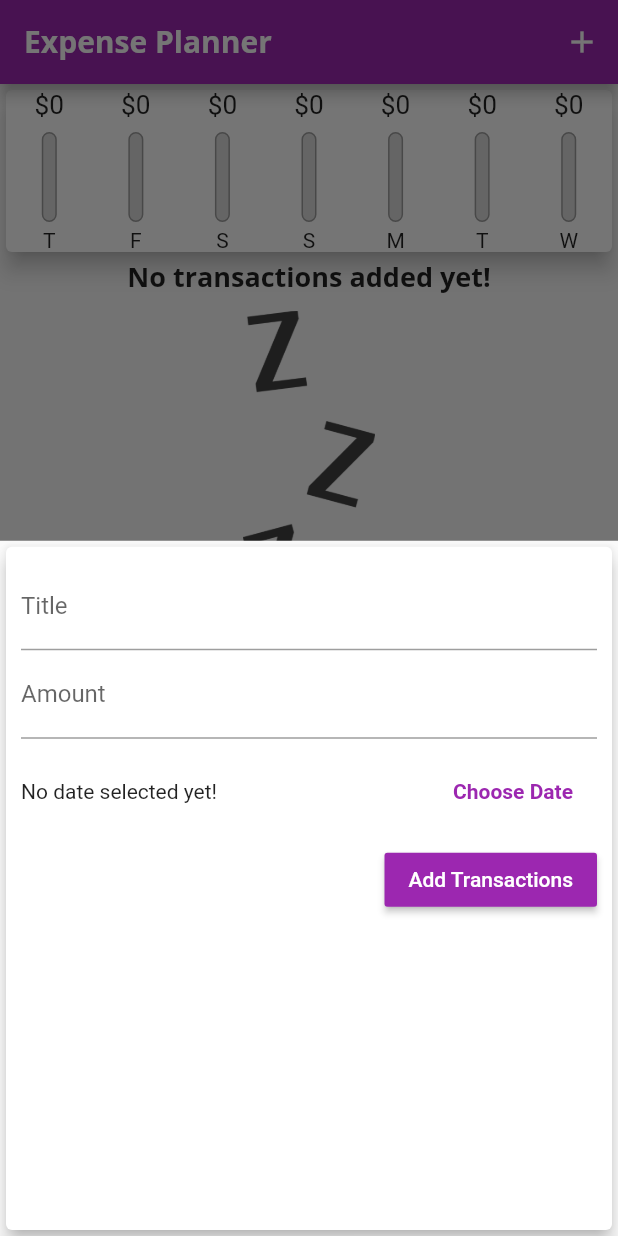
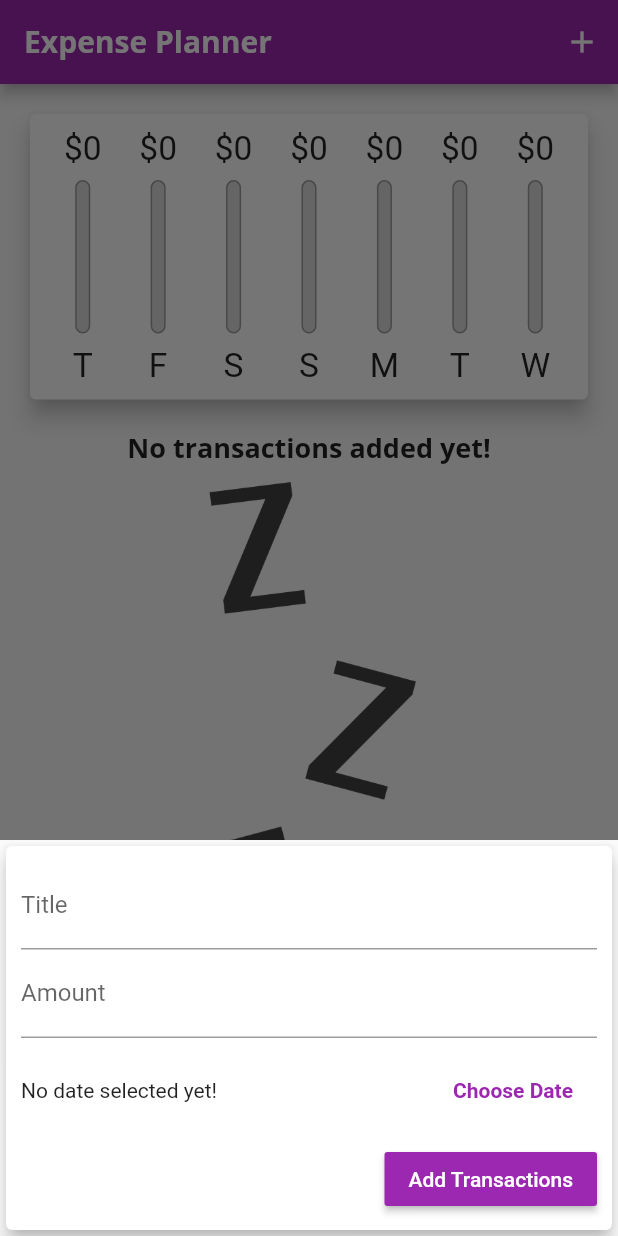
Before and after one commit to ombopak/expense_planner_udemy, a Flutter app: the screen it shows after launch, after a tap on the "add" icon, on a phone screen of 412 x 824 dp. Run offline on Flutter 3.47's test engine with Material 2 defaults, Android fonts, the phone set to English and light mode, and no system bars.

Commit message:
finish
add cupertino

```diff
--- a/lib/main.dart
+++ b/lib/main.dart
@@ -1,16 +1,36 @@
-import 'package:expense_planner_udemy/widgets/chart.dart';
-import 'package:expense_planner_udemy/widgets/transaction_list.dart';
+import 'dart:io';
+
+import 'package:flutter/cupertino.dart';
 import 'package:flutter/material.dart';
+import 'package:flutter/services.dart';
 
 import './models/transaction.dart';
 import './widgets/new_transaction.dart';
+import './widgets/chart.dart';
+import './widgets/transaction_list.dart';
 
-void main() => runApp(MyApp());
+void main() {
+  // WidgetsFlutterBinding();
+  // SystemChrome.setPreferredOrientations([
+  //   DeviceOrientation.portraitUp,
+  //   DeviceOrientation.portraitDown,
+  // ]); Lazy responsive solution
+  runApp(MyApp());
+}
 
 class MyApp extends StatelessWidget {
   @override
   Widget build(BuildContext context) {
-    return MaterialApp(
+    return Platform.isIOS
+        ? CupertinoApp(
+            home: MyHomePage(),
+            title: 'Expense Planner',
+            theme: CupertinoThemeData(
+              primaryColor: Colors.purple,
+              primaryContrastingColor: Colors.white,
+            ),
+          )
+        : MaterialApp(
             title: 'Expense Planner',
             theme: ThemeData(
               primarySwatch: Colors.purple,
@@ -57,6 +77,8 @@ class _MyHomePageState extends State<MyHomePage> {
     // ),
   ];
 
+  bool _showChart = false;
+
   List<Transaction> get _recentTransactions {
     return _userTransactions.where((tx) {
       return tx.date.isAfter(
@@ -97,24 +119,87 @@ class _MyHomePageState extends State<MyHomePage> {
 
   @override
   Widget build(BuildContext context) {
-    return Scaffold(
-      appBar: AppBar(
+    final mediaQuery = MediaQuery.of(context);
+
+    final PreferredSizeWidget appBar = Platform.isIOS
+        ? CupertinoNavigationBar(
+            middle: Text('Expense Planner'),
+            trailing: Row(mainAxisSize: MainAxisSize.min, children: [
+              GestureDetector(
+                child: Icon(CupertinoIcons.add),
+                onTap: () => _startAddNewTransaction(context),
+              ),
+            ]),
+          )
+        : AppBar(
             title: Text('Expense Planner'),
             actions: [
               IconButton(
                   onPressed: () => _startAddNewTransaction(context),
                   icon: Icon(Icons.add)),
             ],
-      ),
-      body: Column(
-        crossAxisAlignment: CrossAxisAlignment.start,
+          ) as PreferredSizeWidget;
+
+    final isLandscape = mediaQuery.orientation == Orientation.landscape;
+    final txList = Container(
+        height: (mediaQuery.size.height -
+                appBar.preferredSize.height -
+                mediaQuery.padding.top) *
+            0.7,
+        child: TransactionList(_userTransactions, _deleteTransaction));
+    final chart = Container(
+        height: (mediaQuery.size.height -
+                appBar.preferredSize.height -
+                mediaQuery.padding.top) *
+            0.3,
+        child: Chart(_recentTransactions));
+
+    final pageBody = SafeArea(
+        child: Column(
+      crossAxisAlignment: CrossAxisAlignment.stretch,
       children: [
-          Chart(_recentTransactions),
-          TransactionList(_userTransactions, _deleteTransaction),
+        if (isLandscape)
+          Row(
+            mainAxisAlignment: MainAxisAlignment.center,
+            children: [
+              Text('Show Chart'),
+              Switch.adaptive(
+                  activeColor: Theme.of(context).accentColor,
+                  value: _showChart,
+                  onChanged: (val) {
+                    return setState(() {
+                      _showChart = val;
+                    });
+                  }),
             ],
           ),
-      floatingActionButtonLocation: FloatingActionButtonLocation.centerFloat,
-      floatingActionButton: FloatingActionButton(
+        if (!isLandscape) chart,
+        if (!isLandscape) txList,
+        if (isLandscape)
+          _showChart
+              ? Container(
+                  height: (mediaQuery.size.height -
+                          appBar.preferredSize.height -
+                          mediaQuery.padding.top) *
+                      0.6,
+                  child: Chart(_recentTransactions))
+              : txList
+      ],
+    ));
+
+    return Platform.isIOS
+        ? CupertinoPageScaffold(
+            child: pageBody,
+            navigationBar: appBar as ObstructingPreferredSizeWidget,
+          )
+        : Scaffold(
+            appBar: appBar,
+            body: pageBody,
+            floatingActionButtonLocation:
+                FloatingActionButtonLocation.centerFloat,
+            floatingActionButton: Platform.isIOS
+                ? Container()
+                : FloatingActionButton(
                     onPressed: () => _startAddNewTransaction(context),
                     child: Icon(
                       Icons.add,
--- /dev/null
+++ b/lib/widgets/adaptive_flat_button.dart
@@ -0,0 +1,35 @@
+import 'dart:io';
+
+import 'package:flutter/cupertino.dart';
+import 'package:flutter/material.dart';
+
+class AdaptiveFlatButton extends StatelessWidget {
+  final String text;
+  final VoidCallback handler;
+
+  AdaptiveFlatButton(this.text, this.handler);
+
+  @override
+  Widget build(BuildContext context) {
+    return Platform.isIOS
+        ? CupertinoButton(
+            child: Text(
+              'Choose Date',
+              style: TextStyle(
+                fontWeight: FontWeight.bold,
+              ),
+            ),
+            onPressed: handler,
+          )
+        : FlatButton(
+            textColor: Theme.of(context).primaryColor,
+            onPressed: handler,
+            child: Text(
+              'Choose Date',
+              style: TextStyle(
+                fontWeight: FontWeight.bold,
+              ),
+            ),
+          );
+  }
+}
--- a/lib/widgets/chart.dart
+++ b/lib/widgets/chart.dart
@@ -44,7 +44,9 @@ class Chart extends StatelessWidget {
   Widget build(BuildContext context) {
     return Card(
       elevation: 6,
-      child: Container(
+      margin: EdgeInsets.all(20),
+      child: Padding(
+        padding: EdgeInsets.all(10),
         child: Row(
           mainAxisAlignment: MainAxisAlignment.spaceAround,
           children: groupedTransactionValues.map((data) {
--- a/lib/widgets/chart_bar.dart
+++ b/lib/widgets/chart_bar.dart
@@ -1,4 +1,5 @@
 import 'package:flutter/material.dart';
+import 'package:flutter/rendering.dart';
 
 class ChartBar extends StatelessWidget {
   final String label;
@@ -9,10 +10,11 @@ class ChartBar extends StatelessWidget {
 
   @override
   Widget build(BuildContext context) {
+    return LayoutBuilder(builder: (context, constraints) {
       return Column(
         children: [
           Container(
-          height: 20,
+            height: constraints.maxHeight * 0.15,
             child: FittedBox(
               child: Text(
                 '\$${spendingAmount.toStringAsFixed(0)}',
@@ -20,13 +22,10 @@ class ChartBar extends StatelessWidget {
             ),
           ),
           SizedBox(
-          height: 4,
-        ),
-        SizedBox(
-          height: 4,
+            height: constraints.maxHeight * 0.05,
           ),
           Container(
-          height: 60,
+            height: constraints.maxHeight * 0.6,
             width: 10,
             child: Stack(children: <Widget>[
               Container(
@@ -48,10 +47,13 @@ class ChartBar extends StatelessWidget {
             ]),
           ),
           SizedBox(
-          height: 4,
+            height: constraints.maxHeight * 0.05,
           ),
-        Text(label),
+          Container(
+              height: constraints.maxHeight * 0.15,
+              child: FittedBox(child: Text(label))),
         ],
       );
+    });
   }
 }
--- a/lib/widgets/new_transaction.dart
+++ b/lib/widgets/new_transaction.dart
@@ -1,3 +1,7 @@
+import 'dart:io';
+
+import 'package:expense_planner_udemy/widgets/adaptive_flat_button.dart';
+import 'package:flutter/cupertino.dart';
 import 'package:flutter/material.dart';
 import 'package:intl/intl.dart';
 
@@ -16,7 +20,7 @@ class _NewTransactionState extends State<NewTransaction> {
   DateTime? _selectedDate;
 
   void _submitData() {
-    if(_amountController.text.isEmpty) {
+    if (_amountController.text.isEmpty) {
       return;
     }
 
@@ -24,7 +28,7 @@ class _NewTransactionState extends State<NewTransaction> {
     final enteredAmound = double.parse(_amountController.text);
     final enteredDate = _selectedDate!;
 
-    if (enteredTitle.isEmpty || enteredAmound <= 0 ) {
+    if (enteredTitle.isEmpty || enteredAmound <= 0) {
       return;
     }
 
@@ -51,10 +55,15 @@ class _NewTransactionState extends State<NewTransaction> {
 
   @override
   Widget build(BuildContext context) {
-    return Card(
+    return SingleChildScrollView(
+      child: Card(
         elevation: 5,
         child: Container(
-        padding: EdgeInsets.all(10),
+          padding: EdgeInsets.only(
+              top: 10,
+              left: 10,
+              right: 10,
+              bottom: MediaQuery.of(context).viewInsets.bottom + 10),
           child: Column(
             crossAxisAlignment: CrossAxisAlignment.end,
             children: [
@@ -78,16 +87,7 @@ class _NewTransactionState extends State<NewTransaction> {
                           ? 'No date selected yet!'
                           : 'Selected Date : ${DateFormat.yMMMd().format(_selectedDate!)}'),
                     ),
-                  FlatButton(
-                    textColor: Theme.of(context).primaryColor,
-                    onPressed: _presentDatePicker,
-                    child: Text(
-                      'Choose Date',
-                      style: TextStyle(
-                        fontWeight: FontWeight.bold,
-                      ),
-                    ),
-                  ),
+                    AdaptiveFlatButton('Choose Date', _presentDatePicker)
                   ],
                 ),
               ),
@@ -102,6 +102,7 @@ class _NewTransactionState extends State<NewTransaction> {
             ],
           ),
         ),
+      ),
     );
   }
 }
--- a/lib/widgets/transaction_list.dart
+++ b/lib/widgets/transaction_list.dart
@@ -11,11 +11,10 @@ class TransactionList extends StatelessWidget {
 
   @override
   Widget build(BuildContext context) {
-    return Container(
-      height: 500,
-      child: transactions.isEmpty
-          ? Center(
-              child: Column(
+    return transactions.isEmpty
+        ? LayoutBuilder(
+            builder: ((context, constraints) {
+              return Column(
                 children: [
                   Text(
                     'No transactions added yet!',
@@ -25,14 +24,15 @@ class TransactionList extends StatelessWidget {
                     height: 10,
                   ),
                   Container(
-                    height: 200,
+                    height: constraints.maxHeight * 0.6,
                     child: Image.asset(
                       'assets/images/waiting.png',
                       fit: BoxFit.cover,
                     ),
                   ),
                 ],
-              ),
+              );
+            }),
           )
         : ListView.builder(
             itemBuilder: (ctx, index) {
@@ -58,7 +58,16 @@ class TransactionList extends StatelessWidget {
                   subtitle: Text(
                     DateFormat.yMMMMd().format(transactions[index].date),
                   ),
-                    trailing: IconButton(
+                  trailing: MediaQuery.of(context).size.width > 460
+                      ? FlatButton.icon(
+                          icon: Icon(Icons.delete),
+                          onPressed: () {
+                            deleteTx(transactions[index].id);
+                          },
+                          textColor: Colors.red,
+                          label: Text('Delete'),
+                        )
+                      : IconButton(
                           icon: Icon(Icons.delete),
                           color: Colors.red,
                           onPressed: () {
@@ -69,7 +78,6 @@ class TransactionList extends StatelessWidget {
               );
             },
             itemCount: transactions.length,
-            ),
           );
   }
 }
```
Lines whose indentation alone changed are shown as unchanged.
